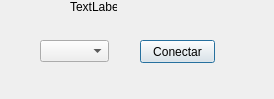
The window that portwindow.ui (RoboticArts/SerialTest) describes before a commit, drawn with Qt 5.
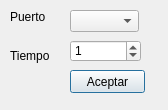
The same window after the commit.

Diff of the .ui file:
```diff
--- a/portwindow.ui
+++ b/portwindow.ui
@@ -6,8 +6,8 @@
    <rect>
     <x>0</x>
     <y>0</y>
-    <width>274</width>
-    <height>99</height>
+    <width>168</width>
+    <height>110</height>
    </rect>
   </property>
   <property name="windowTitle">
@@ -16,8 +16,8 @@
   <widget class="QComboBox" name="comboBox">
    <property name="geometry">
     <rect>
-     <x>40</x>
-     <y>40</y>
+     <x>70</x>
+     <y>10</y>
      <width>69</width>
      <height>22</height>
     </rect>
@@ -26,27 +26,56 @@
   <widget class="QPushButton" name="ConnectButton">
    <property name="geometry">
     <rect>
-     <x>140</x>
-     <y>40</y>
+     <x>70</x>
+     <y>70</y>
      <width>75</width>
      <height>23</height>
     </rect>
    </property>
    <property name="text">
-    <string>Conectar</string>
+    <string>Aceptar</string>
    </property>
   </widget>
   <widget class="QLabel" name="LabelTest">
    <property name="geometry">
     <rect>
-     <x>70</x>
-     <y>0</y>
+     <x>10</x>
+     <y>10</y>
      <width>47</width>
      <height>13</height>
     </rect>
    </property>
    <property name="text">
-    <string>TextLabel</string>
+    <string>Puerto</string>
+   </property>
+  </widget>
+  <widget class="QLabel" name="label_2">
+   <property name="geometry">
+    <rect>
+     <x>10</x>
+     <y>40</y>
+     <width>41</width>
+     <height>31</height>
+    </rect>
+   </property>
+   <property name="text">
+    <string>Tiempo</string>
+   </property>
+  </widget>
+  <widget class="QSpinBox" name="spinBox">
+   <property name="geometry">
+    <rect>
+     <x>70</x>
+     <y>40</y>
+     <width>71</width>
+     <height>22</height>
+    </rect>
+   </property>
+   <property name="maximum">
+    <number>9999</number>
+   </property>
+   <property name="value">
+    <number>1</number>
    </property>
   </widget>
  </widget>
```
Left out of the diff: 2 changed lines with no effect on the pictures.
